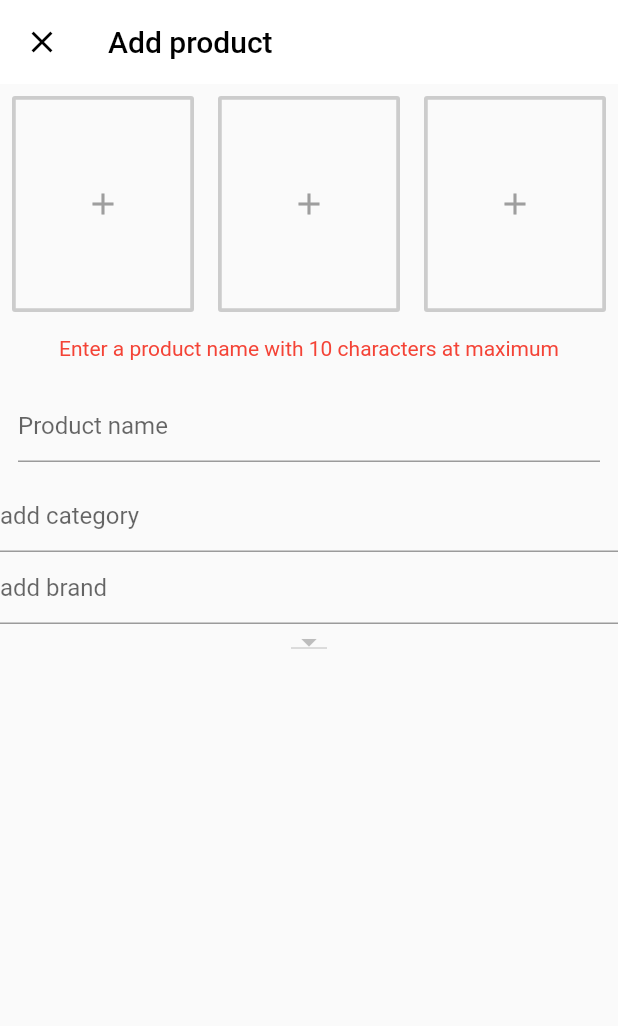
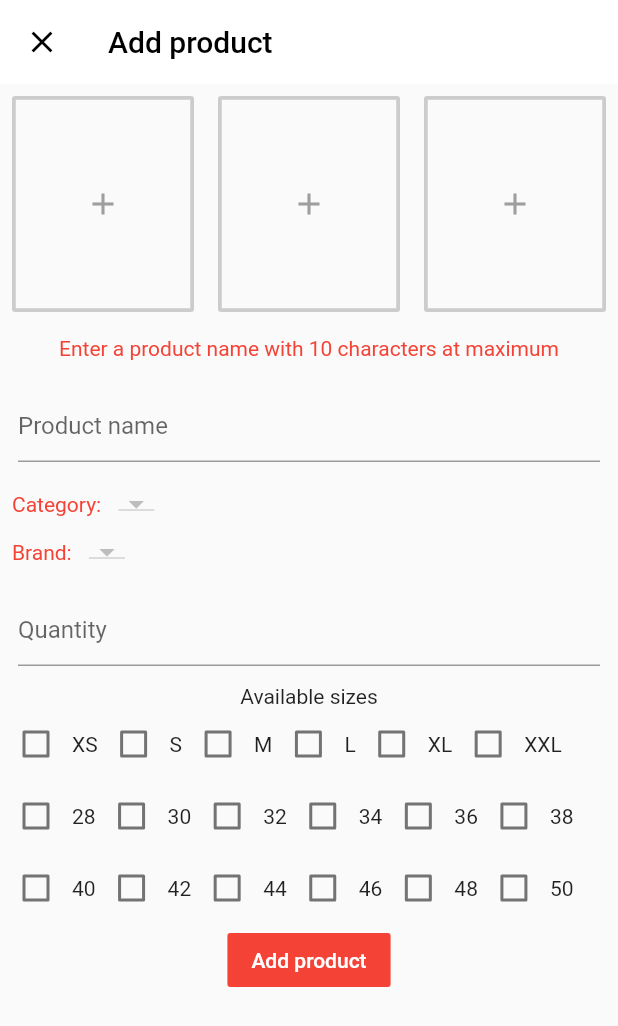
Before and after one commit to SergioEstebanPi/ecommerce-admin-flutter, a Flutter app: the AddProduct screen opened directly, after a tap on the "add" icon, on a phone screen of 412 x 824 dp. Shown: the top 1026 px of the screen. Run offline on Flutter 3.47's test engine with Material 2 defaults, Android fonts, the phone set to English and light mode, and no system bars; drawn by our look-alikes of flutter_typeahead; our stand-ins replace cloud_firestore, firebase_core, fluttertoast, image_picker; accounts and stored records are empty.

```diff
--- a/lib/screens/add_product.dart
+++ b/lib/screens/add_product.dart
@@ -1,8 +1,11 @@
+import 'dart:io';
+
 import 'package:cloud_firestore/cloud_firestore.dart';
 import 'package:ecommerceappadmin/db/brand.dart';
 import 'package:ecommerceappadmin/db/category.dart';
 import 'package:flutter/material.dart';
 import 'package:flutter_typeahead/flutter_typeahead.dart';
+import 'package:image_picker/image_picker.dart';
 
 class AddProduct extends StatefulWidget {
   @override
@@ -24,11 +27,16 @@ class _AddProductState extends State<AddProduct> {
   Color black = Colors.black;
   Color grey = Colors.grey;
   Color red = Colors.red;
+  List<String> selectedSizes = <String>[];
+  File _image1;
+  File _image2;
+  File _image3;
 
   @override
   void initState() {
     super.initState();
     _getCategories();
+    _getBrands();
   }
   List<DropdownMenuItem<String>> getCategoriesDropDown(){
     List<DropdownMenuItem<String>> items = List();
@@ -44,6 +52,26 @@ class _AddProductState extends State<AddProduct> {
                   categories[i]['category']
               ),
               value: categories[i]['category'],
+            )
+        );
+      });
+    }
+    return items;
+  }
+  List<DropdownMenuItem<String>> getBrandsDropDown(){
+    List<DropdownMenuItem<String>> items = List();
+    print('brands length');
+    print(brands.length);
+    for(int i = 0; i < brands.length; i++){
+      setState(() {
+        _currentBrand = brands[0]['brand'];
+        items.insert(
+            0,
+            DropdownMenuItem(
+              child: Text(
+                  brands[i]['brand']
+              ),
+              value: brands[i]['brand'],
             )
         );
       });
@@ -74,6 +102,7 @@ class _AddProductState extends State<AddProduct> {
       ),
       body: Form(
         key: _formKey,
+        child: SingleChildScrollView(
           child: Column(
             children: [
               Row(
@@ -83,19 +112,18 @@ class _AddProductState extends State<AddProduct> {
                       padding: const EdgeInsets.all(8.0),
                       child: OutlineButton(
                         onPressed: (){
-
+                          _selectedImage(
+                              ImagePicker.pickImage(
+                                  source: ImageSource.gallery
+                              ),
+                            1
+                          );
                         },
                         borderSide: BorderSide(
                           color: grey.withOpacity(0.5),
                           width: 2.5
                         ),
-                      child: Padding(
-                        padding: const EdgeInsets.fromLTRB(14, 60, 14, 60),
-                        child: Icon(
-                          Icons.add,
-                          color: grey
-                        ),
-                      ),
+                        child: _displayChild1(),
                       ),
                     ),
                   ),
@@ -104,19 +132,18 @@ class _AddProductState extends State<AddProduct> {
                       padding: const EdgeInsets.all(8.0),
                       child: OutlineButton(
                         onPressed: (){
-
+                          _selectedImage(
+                              ImagePicker.pickImage(
+                                  source: ImageSource.gallery
+                              ),
+                              2
+                          );
                         },
                         borderSide: BorderSide(
                             color: grey.withOpacity(0.5),
                             width: 2.5
                         ),
-                      child: Padding(
-                        padding: const EdgeInsets.fromLTRB(14, 60, 14, 60),
-                        child: Icon(
-                            Icons.add,
-                            color: grey
-                        ),
-                      ),
+                        child: _displayChild2(),
                       ),
                     ),
                   ),
@@ -125,19 +152,18 @@ class _AddProductState extends State<AddProduct> {
                       padding: const EdgeInsets.all(8.0),
                       child: OutlineButton(
                         onPressed: (){
-
+                          _selectedImage(
+                              ImagePicker.pickImage(
+                                  source: ImageSource.gallery
+                              ),
+                              3
+                          );
                         },
                         borderSide: BorderSide(
                             color: grey.withOpacity(0.5),
                             width: 2.5
                         ),
-                      child: Padding(
-                        padding: const EdgeInsets.fromLTRB(14, 60, 14, 60),
-                        child: Icon(
-                            Icons.add,
-                            color: grey
-                        ),
-                      ),
+                        child: _displayChild3(),
                       ),
                     ),
                   )
@@ -172,128 +198,172 @@ class _AddProductState extends State<AddProduct> {
                   },
                 ),
               ),
-            Visibility(
-              visible: _currentCategory != null,
-              child: InkWell(
-                child: Material(
-                  borderRadius: BorderRadius.circular(20),
-                  color: red,
-                  child: Padding(
+              Row(
+                children: [
+                  Padding(
                     padding: const EdgeInsets.all(8.0),
-                    child: Row(
-                      children: [
-                        Expanded(
                     child: Text(
-                              _currentCategory ?? "null",
+                        'Category: ',
                         style: TextStyle(
-                                color: white
-                              ),
-                            )
-                        ),
-                        IconButton(
-                            icon: Icon(
-                              Icons.close,
-                              color: white
-                            ),
-                            onPressed: (){
-                              setState(() {
-                                _currentCategory = '';
-                              });
-                            }
-                        )
-                      ],
+                          color: red
                         ),
                     ),
                   ),
+                  DropdownButton(
+                    items: categoriesDropDown,
+                    onChanged: changeSelectedCategory,
+                    value: _currentCategory,
                   ),
+                ]
               ),
-            TypeAheadField(
-              textFieldConfiguration: TextFieldConfiguration(
-                  autofocus: false,
-                  decoration: InputDecoration(
-                    hintText: 'add category'
-                  )
-              ),
-              suggestionsCallback: (pattern) async {
-                return await _categoryService.getSuggestion(pattern);
-              },
-              itemBuilder: (context, suggestion) {
-                return ListTile(
-                  leading: Icon(Icons.category_outlined),
-                  title: Text(suggestion['category'])
-                );
-              },
-              onSuggestionSelected: (suggestion) {
-                setState(() {
-                  _currentCategory = suggestion['category'];
-                });
-              },
-            ),
-            Visibility(
-              visible: _currentBrand != null,
-              child: InkWell(
-                child: Material(
-                  borderRadius: BorderRadius.circular(20),
-                  color: red,
-                  child: Padding(
+              Row(
+                  children: [
+                    Padding(
                       padding: const EdgeInsets.all(8.0),
-                    child: Row(
-                      children: [
-                        Expanded(
                       child: Text(
-                              _currentBrand ?? "null",
+                        'Brand: ',
                         style: TextStyle(
-                                  color: white
-                              ),
-                            )
-                        ),
-                        IconButton(
-                            icon: Icon(
-                                Icons.close,
-                                color: white
-                            ),
-                            onPressed: (){
-                              setState(() {
-                                _currentBrand = '';
-                              });
-                            }
-                        )
-                      ],
+                            color: red
                         ),
                       ),
                     ),
+                    DropdownButton(
+                      items: brandsDropDown,
+                      onChanged: changeSelectedBrand,
+                      value: _currentBrand,
+                    ),
+                  ]
+              ),
+              Padding(
+                padding: const EdgeInsets.all(12),
+                child: TextFormField(
+                  controller: _productNameController,
+                  keyboardType: TextInputType.number,
+                  decoration: InputDecoration(
+                    hintText: 'Quantity',
+                  ),
+                  validator: (value){
+                    if(value.isEmpty){
+                      return 'You must enter the quantity';
+                    } else {
+                      return null;
+                    }
+                  },
                 ),
               ),
-            TypeAheadField(
-              textFieldConfiguration: TextFieldConfiguration(
-                  autofocus: false,
-                  decoration: InputDecoration(
-                      hintText: 'add brand'
-                  )
+              Text('Available sizes'),
+              Row(
+                children: [
+                  Checkbox(
+                      value: selectedSizes.contains('XS'),
+                      onChanged: (value) => changeSelectedSize('XS'),
                   ),
-              suggestionsCallback: (pattern) async {
-                return await _brandService.getSuggestion(pattern);
+                  Text('XS'),
+                  Checkbox(
+                    value: selectedSizes.contains('S'),
+                    onChanged: (value) => changeSelectedSize('S'),
+                  ),
+                  Text('S'),
+                  Checkbox(
+                    value: selectedSizes.contains('M'),
+                    onChanged: (value) => changeSelectedSize('M'),
+                  ),
+                  Text('M'),
+                  Checkbox(
+                    value: selectedSizes.contains('L'),
+                    onChanged: (value) => changeSelectedSize('L'),
+                  ),
+                  Text('L'),
+                  Checkbox(
+                    value: selectedSizes.contains('XL'),
+                    onChanged: (value) => changeSelectedSize('XL'),
+                  ),
+                  Text('XL'),
+                  Checkbox(
+                    value: selectedSizes.contains('XXL'),
+                    onChanged: (value) => changeSelectedSize('XXL'),
+                  ),
+                  Text('XXL'),
+                ],
+              ),
+              Row(
+                children: [
+                  Checkbox(
+                    value: selectedSizes.contains('28'),
+                    onChanged: (value) => changeSelectedSize('28'),
+                  ),
+                  Text('28'),
+                  Checkbox(
+                    value: selectedSizes.contains('30'),
+                    onChanged: (value) => changeSelectedSize('30'),
+                  ),
+                  Text('30'),
+                  Checkbox(
+                    value: selectedSizes.contains('32'),
+                    onChanged: (value) => changeSelectedSize('32'),
+                  ),
+                  Text('32'),
+                  Checkbox(
+                    value: selectedSizes.contains('34'),
+                    onChanged: (value) => changeSelectedSize('34'),
+                  ),
+                  Text('34'),
+                  Checkbox(
+                    value: selectedSizes.contains('36'),
+                    onChanged: (value) => changeSelectedSize('36'),
+                  ),
+                  Text('36'),
+                  Checkbox(
+                    value: selectedSizes.contains('38'),
+                    onChanged: (value) => changeSelectedSize('38'),
+                  ),
+                  Text('38'),
+                ],
+              ),
+              Row(
+                children: [
+                  Checkbox(
+                    value: selectedSizes.contains('40'),
+                    onChanged: (value) => changeSelectedSize('40'),
+                  ),
+                  Text('40'),
+                  Checkbox(
+                    value: selectedSizes.contains('42'),
+                    onChanged: (value) => changeSelectedSize('42'),
+                  ),
+                  Text('42'),
+                  Checkbox(
+                    value: selectedSizes.contains('44'),
+                    onChanged: (value) => changeSelectedSize('44'),
+                  ),
+                  Text('44'),
+                  Checkbox(
+                    value: selectedSizes.contains('46'),
+                    onChanged: (value) => changeSelectedSize('46'),
+                  ),
+                  Text('46'),
+                  Checkbox(
+                    value: selectedSizes.contains('48'),
+                    onChanged: (value) => changeSelectedSize('48'),
+                  ),
+                  Text('48'),
+                  Checkbox(
+                    value: selectedSizes.contains('50'),
+                    onChanged: (value) => changeSelectedSize('50'),
+                  ),
+                  Text('50'),
+                ],
+              ),
+              FlatButton(
+                  color: red,
+                  textColor: white,
+                  onPressed: (){
+
                   },
-              itemBuilder: (context, suggestion) {
-                return ListTile(
-                    leading: Icon(Icons.branding_watermark),
-                    title: Text(suggestion['brand'])
-                );
-              },
-              onSuggestionSelected: (suggestion) {
-                setState(() {
-                  _currentBrand = suggestion['brand'];
-                });
-              },
+                  child: Text('Add product')
               ),
-            Center(
-              child: DropdownButton(
-                value: _currentCategory,
-                items: categoriesDropDown,
-                onChanged: changeSelectedCategory,
+            ],
           ),
-            )
-          ],
         ),
       ),
     );
@@ -304,6 +374,7 @@ class _AddProductState extends State<AddProduct> {
     setState(() {
       categories = data;
       categoriesDropDown = getCategoriesDropDown();
+      _currentCategory = categories[0]['category'];
     });
   }
   void changeSelectedCategory(String selectedCategory){
@@ -311,4 +382,109 @@ class _AddProductState extends State<AddProduct> {
       _currentCategory = selectedCategory;
     });
   }
+  void _getBrands() async {
+    List<DocumentSnapshot> data = await _brandService.getBrands();
+    setState(() {
+      brands = data;
+      brandsDropDown = getBrandsDropDown();
+      _currentBrand = brands[0]['brand'];
+    });
   }
+  void changeSelectedBrand(String selectedBrand){
+    setState(() {
+      _currentBrand = selectedBrand;
+    });
+  }
+
+  void changeSelectedSize(String size) {
+    if(selectedSizes.contains(size)){
+      setState(() {
+        selectedSizes.remove(size);
+      });
+    } else {
+      setState(() {
+        selectedSizes.insert(
+            0,
+            size
+        );
+      });
+    }
+  }
+
+  void _selectedImage(Future<File> pickImage, int imageNumber) async {
+    File tempImg = await pickImage;
+    switch(imageNumber){
+      case 1:
+        setState(() {
+          _image1 = tempImg;
+        });
+        break;
+      case 2:
+        setState(() {
+          _image2 = tempImg;
+        });
+        break;
+      case 3:
+        setState(() {
+          _image3 = tempImg;
+        });
+        break;
+      default:
+        setState(() {
+          _image1 = tempImg;
+        });
+        break;
+    }
+  }
+  Widget _displayChild1(){
+    if(_image1 == null){
+      return Padding(
+        padding: const EdgeInsets.fromLTRB(14, 60, 14, 60),
+        child: Icon(
+            Icons.add,
+            color: grey
+        ),
+      );
+    } else {
+      return Image.file(
+          _image1,
+        fit: BoxFit.fill,
+        width: double.infinity,
+      );
+    }
+  }
+  Widget _displayChild2(){
+    if(_image2 == null){
+      return Padding(
+        padding: const EdgeInsets.fromLTRB(14, 60, 14, 60),
+        child: Icon(
+            Icons.add,
+            color: grey
+        ),
+      );
+    } else {
+      return Image.file(
+        _image2,
+        fit: BoxFit.fill,
+        width: double.infinity,
+      );
+    }
+  }
+  Widget _displayChild3(){
+    if(_image3 == null){
+      return Padding(
+        padding: const EdgeInsets.fromLTRB(14, 60, 14, 60),
+        child: Icon(
+            Icons.add,
+            color: grey
+        ),
+      );
+    } else {
+      return Image.file(
+        _image3,
+        fit: BoxFit.fill,
+        width: double.infinity,
+      );
+    }
+  }
+}
```
Lines whose indentation alone changed are shown as unchanged.
